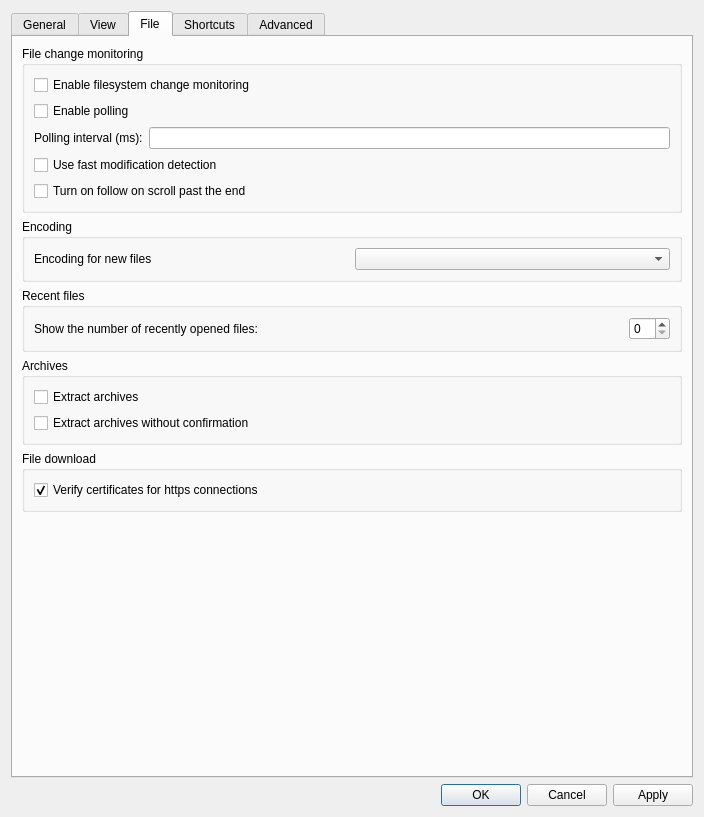
Old version of the form src/ui/include/optionsdialog.ui in the repository yevhenii-sir/klogg.
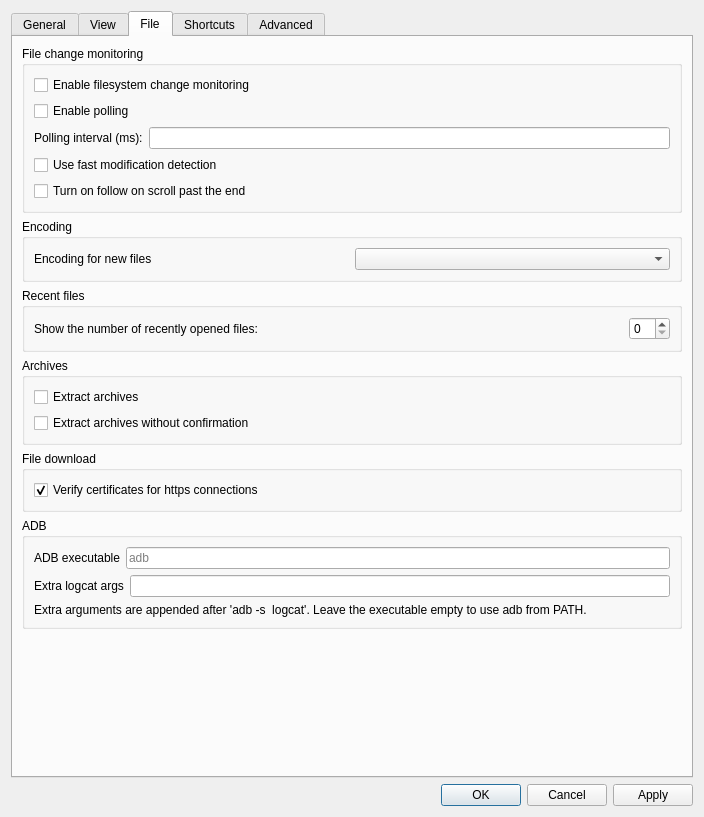
New version of the form. The open tabs and pages were chosen to show the change.

Commit message: feat: add live ADB logcat sources and memory-first spill capture store (#4)

```diff
--- a/src/ui/include/optionsdialog.ui
+++ b/src/ui/include/optionsdialog.ui
@@ -698,6 +698,57 @@
          </layout>
         </widget>
        </item>
+       <item>
+        <widget class="QGroupBox" name="adbGroupBox">
+         <property name="title">
+          <string>ADB</string>
+         </property>
+         <layout class="QVBoxLayout" name="verticalLayout_adb">
+          <item>
+           <layout class="QHBoxLayout" name="horizontalLayout_adbExecutable">
+            <item>
+             <widget class="QLabel" name="adbExecutableLabel">
+              <property name="text">
+               <string>ADB executable</string>
+              </property>
+             </widget>
+            </item>
+            <item>
+             <widget class="QLineEdit" name="adbExecutableLineEdit">
+              <property name="placeholderText">
+               <string>adb</string>
+              </property>
+             </widget>
+            </item>
+           </layout>
+          </item>
+          <item>
+           <layout class="QHBoxLayout" name="horizontalLayout_adbArgs">
+            <item>
+             <widget class="QLabel" name="adbLogcatArgsLabel">
+              <property name="text">
+               <string>Extra logcat args</string>
+              </property>
+             </widget>
+            </item>
+            <item>
+             <widget class="QLineEdit" name="adbLogcatArgsLineEdit"/>
+            </item>
+           </layout>
+          </item>
+          <item>
+           <widget class="QLabel" name="adbHelpLabel">
+            <property name="wordWrap">
+             <bool>true</bool>
+            </property>
+            <property name="text">
+             <string>Extra arguments are appended after 'adb -s &lt;serial&gt; logcat'. Leave the executable empty to use adb from PATH.</string>
+            </property>
+           </widget>
+          </item>
+         </layout>
+        </widget>
+       </item>
        <item>
         <spacer name="verticalSpacer_3">
          <property name="orientation">
```
Left out of the diff: 2 changed lines with no effect on the pictures. The commit also changes 57 other files.
